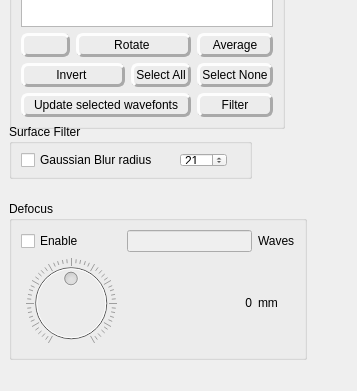
githubdoe/DFTFringe, file surfaceanalysistools.ui: the form before one commit; both pictures show x 0 to 357 and y 290 to 681 of the 357 by 681 pixel window.
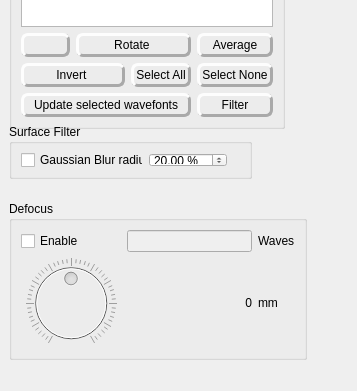
The form after the commit. Icons and pictures are not drawn.

The edit to the form file:
```diff
--- a/surfaceanalysistools.ui
+++ b/surfaceanalysistools.ui
@@ -272,7 +272,7 @@
     </property>
     <layout class="QGridLayout" name="gridLayout_3">
      <item row="0" column="0">
-      <layout class="QHBoxLayout" name="horizontalLayout_3" stretch="4,1">
+      <layout class="QHBoxLayout" name="horizontalLayout_3" stretch="4,0">
        <item>
         <widget class="QCheckBox" name="blurCB">
          <property name="toolTip">
@@ -287,7 +287,7 @@
         </widget>
        </item>
        <item>
-        <widget class="QSpinBox" name="surfaceSmoothGausianBlurr">
+        <widget class="QDoubleSpinBox" name="surfaceSmoothGausianBlurr">
          <property name="enabled">
           <bool>true</bool>
          </property>
@@ -297,17 +297,20 @@
            <verstretch>0</verstretch>
           </sizepolicy>
          </property>
+         <property name="toolTip">
+          <string>Percent of mirror diameter</string>
+         </property>
+         <property name="suffix">
+          <string> %</string>
+         </property>
          <property name="minimum">
-          <number>0</number>
+          <double>0.010000000000000</double>
          </property>
          <property name="maximum">
-          <number>400</number>
-         </property>
-         <property name="singleStep">
-          <number>10</number>
+          <double>100.000000000000000</double>
          </property>
          <property name="value">
-          <number>21</number>
+          <double>20.000000000000000</double>
          </property>
         </widget>
        </item>
```
Left out of the diff: 9 changed lines with no effect on the pictures.
